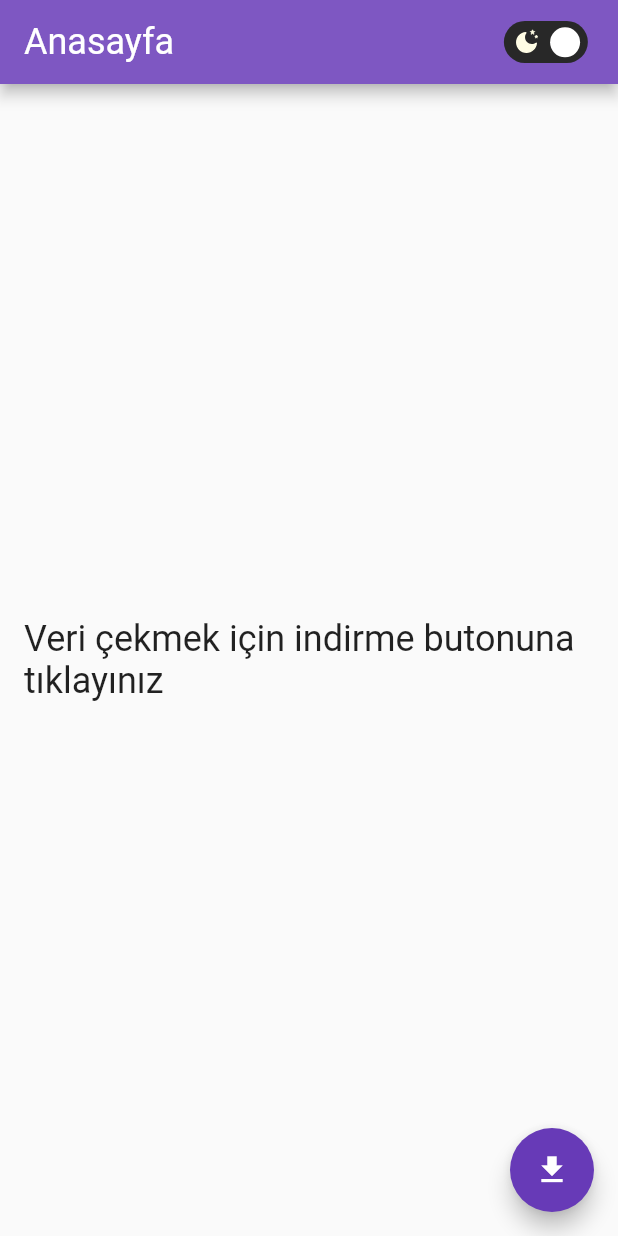
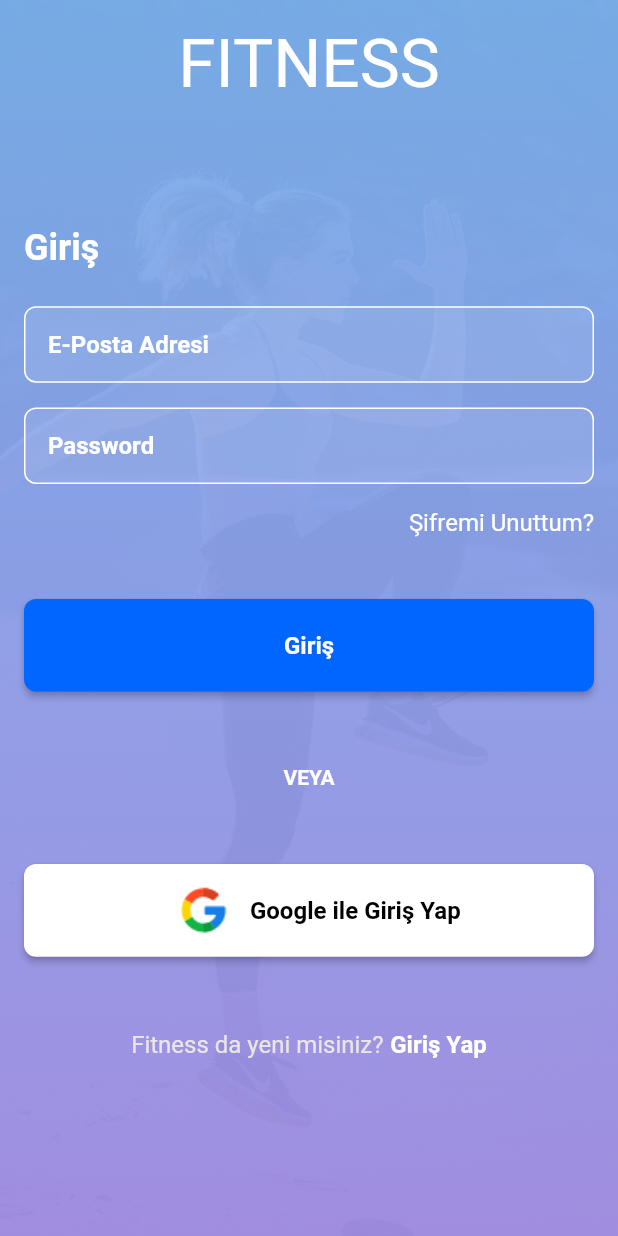
Before and after one commit to safauludogan/flutter-html-parser, a Flutter app: the screen it shows after launch, on a phone screen of 412 x 824 dp. Run offline on Flutter 3.47's test engine with Material 2 defaults, Android fonts, the phone set to English and light mode, and no system bars; our stand-ins replace connectivity_plus, flutter_mobx, lottie, mobx; generated files the repository leaves out were written again.

Commit message:
08.09.2022 Login design finish

```diff
--- /dev/null
+++ b/lib/core/constants/border_radius.dart
@@ -0,0 +1,5 @@
+import 'package:flutter/material.dart';
+
+class BorderRadiusItem extends BorderRadius {
+  BorderRadiusItem.lowCircular() : super.circular(8);
+}
--- a/lib/core/constants/colors.dart
+++ b/lib/core/constants/colors.dart
@@ -1,7 +1,11 @@
-import 'dart:ui';
-
 import 'package:flutter/material.dart';
 
 class ColorConstants {
   static Color primarySwatchColor = Colors.deepPurple;
+  static Color dullLavenderColor = const Color(0xff9f8ce3);
+  static Color aeroColor = const Color(0xff7ab1ed);
+  static Color blueColor = const Color(0xff0066ff);
+  static Color whiteColor = const Color.fromARGB(255, 255, 255, 255);
+  static Color blackColor = const Color.fromARGB(255, 0, 0, 0);
+  static Color greyColor = const Color.fromARGB(255, 235, 229, 229);
 }
--- a/lib/core/constants/padding_items.dart
+++ b/lib/core/constants/padding_items.dart
@@ -2,11 +2,13 @@ import 'package:flutter/cupertino.dart';
 
 class PaddingItems {
   PaddingItems._();
-  static var paddingScaffold = const EdgeInsets.symmetric(horizontal: 16);
-
+  static var paddingScaffold =
+      const EdgeInsets.symmetric(horizontal: 16, vertical: 16);
 
   static var paddingAllLow = const EdgeInsets.all(8.0);
   static var paddingAllMedium = const EdgeInsets.all(16.0);
+  static var paddingAllHigh = const EdgeInsets.all(24.0);
 
-    static var paddingBottomLow = const EdgeInsets.only(bottom: 8.0);
+  static var paddingBottomLow = const EdgeInsets.only(bottom: 8.0);
+  static var paddingTopLow = const EdgeInsets.only(bottom: 8.0);
 }
--- a/lib/core/constants/project_items.dart
+++ b/lib/core/constants/project_items.dart
@@ -4,10 +4,10 @@ class ProjectItems {
   static const String PROJECT_NAME = 'Html Parser';
   static const String no_internet_connection = 'İnternet bağlantısı yok';
 
-
-  //TODO: ANASAYFA
+  //ANASAYFA
   static const String home = 'Anasayfa';
-  static const String dataNotGetYet = 'Veri çekmek için indirme butonuna tıklayınız';
+  static const String dataNotGetYet =
+      'Veri çekmek için indirme butonuna tıklayınız';
   static const String noData = 'Veri yok';
   static const String exercise = 'Egzersiz';
   static const String targetMuscle = 'Hedef kas';
@@ -17,4 +17,15 @@ class ProjectItems {
   static const String force = 'Force';
   static const String experienceLevel = 'Zorluk seviyesi';
   static const String secondaryMuscles = '2.Kas grupları';
+
+  //LOGIN
+  static const String fitness = 'FITNESS';
+  static const String login = 'Giriş';
+  static const String email = 'E-Posta Adresi';
+  static const String password = 'Password';
+  static const String forgotPassword = 'Şifremi Unuttum?';
+  static const String or = 'VEYA';
+  static const String loginWithGoogle = 'Google ile Giriş Yap';
+  static const String newToFitness = 'Fitness da yeni misiniz?';
+  static const String signIn = 'Giriş Yap';
 }
--- /dev/null
+++ b/lib/core/widgets/custom_button.dart
@@ -0,0 +1,57 @@
+import 'package:flutter/material.dart';
+import 'package:flutter_html_parser/core/constants/border_radius.dart';
+import 'package:flutter_html_parser/core/constants/colors.dart';
+import 'package:flutter_html_parser/core/constants/height_weight.dart';
+import 'package:flutter_html_parser/core/utils/context_extension.dart';
+
+class CustomButton extends StatelessWidget {
+  const CustomButton(
+      {super.key,
+      required this.callback,
+      required this.text,
+      this.color,
+      this.imageAsset,
+      this.textColor = Colors.white});
+  final VoidCallback callback;
+  final String text;
+  final Color? color;
+  final Color? textColor;
+  final Widget? imageAsset;
+  @override
+  Widget build(BuildContext context) {
+    return ElevatedButton(
+        style: ButtonStyle(
+            shape: MaterialStateProperty.all<RoundedRectangleBorder>(
+                RoundedRectangleBorder(
+                    borderRadius: BorderRadiusItem.lowCircular())),
+            backgroundColor: MaterialStateProperty.all<Color>(
+                color ?? ColorConstants.blueColor)),
+        onPressed: callback,
+        child: SizedBox(
+            height: dynamicHeight(value: 0.075, context: context),
+            child: Center(
+                child: Row(
+              mainAxisAlignment: MainAxisAlignment.center,
+              children: [
+                imageAsset != null
+                    ? _buttonIcon(context)
+                    : const SizedBox.shrink(),
+                _buttonText(context),
+              ],
+            ))));
+  }
+
+  SizedBox _buttonIcon(BuildContext context) {
+    return SizedBox(
+                      height: dynamicHeight(value: 0.075, context: context),
+                      child: imageAsset);
+  }
+
+  Text _buttonText(BuildContext context) {
+    return Text(
+                text,
+                style: context.textTheme.subtitle1!
+                    .copyWith(color: textColor, fontWeight: FontWeight.w700),
+              );
+  }
+}
--- /dev/null
+++ b/lib/core/widgets/custom_text_field.dart
@@ -0,0 +1,46 @@
+import 'package:flutter/material.dart';
+import 'package:flutter_html_parser/core/constants/border_radius.dart';
+import 'package:flutter_html_parser/core/constants/padding_items.dart';
+import 'package:flutter_html_parser/core/utils/context_extension.dart';
+
+class CustomTextField extends StatelessWidget {
+  const CustomTextField(
+      {super.key,
+      required this.hintText,
+      this.autoFocus = false,
+      this.textStyle,
+      this.hintStyle,
+      this.borderRadius});
+  final hintText;
+  final autoFocus;
+  final textStyle;
+  final hintStyle;
+  final borderRadius;
+  @override
+  Widget build(BuildContext context) {
+    return TextField(
+      autofocus: autoFocus,
+      style: textStyle ??
+          context.textTheme.subtitle1!
+              .copyWith(color: Colors.white, fontWeight: FontWeight.bold),
+      decoration: InputDecoration(
+        border: const OutlineInputBorder(),
+        hintText: hintText,
+        hintStyle: hintStyle ??
+            context.textTheme.subtitle1!
+                .copyWith(color: Colors.white, fontWeight: FontWeight.bold),
+        filled: true,
+        contentPadding: PaddingItems.paddingAllMedium,
+        fillColor: Colors.white.withOpacity(0.09),
+        focusedBorder: OutlineInputBorder(
+          borderSide: const BorderSide(color: Colors.white),
+          borderRadius: borderRadius ?? BorderRadiusItem.lowCircular(),
+        ),
+        enabledBorder: OutlineInputBorder(
+          borderSide: const BorderSide(color: Colors.white),
+          borderRadius: borderRadius ?? BorderRadiusItem.lowCircular(),
+        ),
+      ),
+    );
+  }
+}
--- a/lib/core/widgets/image_widget.dart
+++ b/lib/core/widgets/image_widget.dart
@@ -1,18 +1,38 @@
 import 'package:flutter/material.dart';
 
-enum ImagePaths { image_404 }
+// ignore: constant_identifier_names
+enum ImagePaths { image_404, image_login, google_icon }
 
 extension ImageExtension on ImagePaths {
   String _path() {
     switch (this) {
       case ImagePaths.image_404:
         return name;
+      case ImagePaths.image_login:
+        return name;
+      case ImagePaths.google_icon:
+        return name;
     }
   }
 
   String get _imagePath => 'assets/image/${_path()}.jpg';
+  String get _imagePathPng => 'assets/icon/${_path()}.png';
 
-  Widget toWidget({double height = 150}) {
-    return Image.asset(_imagePath, height: height);
+  Widget toWidget(
+      {double? width,
+      double height = 150,
+      BoxFit? fit,
+      AlignmentGeometry? alignment}) {
+    return Image.asset(
+      _imagePath,
+      fit: fit ?? BoxFit.cover,
+      height: height,
+      width: width ?? 150,
+      alignment: alignment ?? Alignment.center,
+    );
+  }
+
+  Widget toIcon({BoxFit? fit, AlignmentGeometry? alignment}) {
+    return Image.asset(_imagePathPng);
   }
 }
--- /dev/null
+++ b/lib/feature/authentication/login/view/login_view.dart
@@ -0,0 +1,157 @@
+import 'package:flutter/material.dart';
+import 'package:flutter_html_parser/core/base/view/base_view.dart';
+import 'package:flutter_html_parser/core/constants/height_weight.dart';
+import 'package:flutter_html_parser/core/constants/padding_items.dart';
+import 'package:flutter_html_parser/core/constants/project_items.dart';
+import 'package:flutter_html_parser/core/widgets/image_widget.dart';
+import 'package:flutter_html_parser/core/utils/context_extension.dart';
+import '../../../../core/constants/colors.dart';
+import '../../../../core/widgets/custom_button.dart';
+import '../../../../core/widgets/custom_text_field.dart';
+import '../../../home/view/get_exercise_list_view.dart';
+import '../viewmodel/login_viewmodel.dart';
+
+class LoginView extends StatefulWidget {
+  const LoginView({Key? key}) : super(key: key);
+  @override
+  State<LoginView> createState() => _LoginViewState();
+}
+
+class _LoginViewState extends State<LoginView> {
+  late LoginViewModel viewModel;
+  @override
+  Widget build(BuildContext context) {
+    return BaseView<LoginViewModel>(
+      viewModel: LoginViewModel(),
+      onPageBuilder: (context, viewModel, isInternet) => _homeBody,
+      onModelReady: (model) {
+        model.setContext(context);
+        model.init(null);
+        viewModel = model;
+      },
+    );
+  }
+
+  Widget get _homeBody => SafeArea(
+        child: Scaffold(
+            body: Stack(children: [
+          Container(
+            decoration: BoxDecoration(
+                gradient: LinearGradient(
+                    begin: Alignment.topCenter,
+                    end: Alignment.bottomCenter,
+                    colors: [
+                  ColorConstants.aeroColor,
+                  ColorConstants.dullLavenderColor
+                ])),
+            child: Opacity(
+              opacity: 0.04,
+              child: ImagePaths.image_login.toWidget(
+                  height: context.mediaQuery.height,
+                  width: context.mediaQuery.width),
+            ),
+          ),
+          SingleChildScrollView(
+            child: Padding(
+              padding: PaddingItems.paddingScaffold,
+              child: Column(
+                mainAxisSize: MainAxisSize.max,
+                children: [
+                  _headerTitle(),
+                  SizedBox(height: dynamicHeight(value: 0.1, context: context)),
+                  _loginText(),
+                  SizedBox(
+                      height: dynamicHeight(value: 0.03, context: context)),
+                  const CustomTextField(hintText: ProjectItems.email),
+                  SizedBox(
+                      height: dynamicHeight(value: 0.02, context: context)),
+                  const CustomTextField(hintText: ProjectItems.password),
+                  SizedBox(
+                      height: dynamicHeight(value: 0.02, context: context)),
+                  _forgotPasswordText(),
+                  SizedBox(
+                      height: dynamicHeight(value: 0.05, context: context)),
+                  CustomButton(
+                    text: ProjectItems.login,
+                    callback: () {
+                      Navigator.of(context).push(MaterialPageRoute(
+                          builder: (context) => const ExerciseListView()));
+                    },
+                  ),
+                  SizedBox(
+                      height: dynamicHeight(value: 0.06, context: context)),
+                  _orText(),
+                  SizedBox(
+                      height: dynamicHeight(value: 0.06, context: context)),
+                  CustomButton(
+                    textColor: ColorConstants.blackColor,
+                    color: ColorConstants.whiteColor,
+                    imageAsset: ImagePaths.google_icon.toIcon(),
+                    text: ProjectItems.loginWithGoogle,
+                    callback: () {},
+                  ),
+                  SizedBox(
+                      height: dynamicHeight(value: 0.06, context: context)),
+                  Align(
+                    alignment: Alignment.bottomCenter,
+                    child: RichText(
+                      text: TextSpan(
+                        children: [
+                          TextSpan(
+                              text: ProjectItems.newToFitness,
+                              style: context.textTheme.titleMedium!
+                                  .copyWith(color: ColorConstants.greyColor)),
+                          const TextSpan(text: ' '),
+                          TextSpan(
+                            text: ProjectItems.signIn,
+                            style: context.textTheme.titleMedium!.copyWith(
+                                color: Colors.white,
+                                fontWeight: FontWeight.bold),
+                          ),
+                        ],
+                      ),
+                    ),
+                  )
+                ],
+              ),
+            ),
+          )
+        ])),
+      );
+
+  Text _orText() {
+    return Text(ProjectItems.or,
+        style: context.textTheme.bodyText2!.copyWith(
+            color: ColorConstants.whiteColor, fontWeight: FontWeight.bold));
+  }
+
+  Align _forgotPasswordText() {
+    return Align(
+      alignment: Alignment.centerRight,
+      child: Text(
+        ProjectItems.forgotPassword,
+        style: context.textTheme.titleMedium!.copyWith(color: Colors.white),
+      ),
+    );
+  }
+
+  Align _loginText() {
+    return Align(
+      alignment: Alignment.topLeft,
+      child: Text(
+        ProjectItems.login,
+        style: context.textTheme.headline5!
+            .copyWith(color: Colors.white, fontWeight: FontWeight.bold),
+      ),
+    );
+  }
+
+  Center _headerTitle() {
+    return Center(
+      child: Text(
+        ProjectItems.fitness,
+        style: context.textTheme.headline3!.copyWith(color: Colors.white),
+      ),
+    );
+  }
+}
--- /dev/null
+++ b/lib/feature/authentication/login/viewmodel/login_viewmodel.dart
@@ -0,0 +1,16 @@
+import 'package:flutter/cupertino.dart';
+import 'package:flutter_html_parser/core/base/viewmodel/base_view_model.dart';
+import 'package:mobx/mobx.dart';
+part 'login_viewmodel.g.dart';
+
+class LoginViewModel = _LoginViewModelBase with _$LoginViewModel;
+
+abstract class _LoginViewModelBase with Store, BaseViewModel {
+  @override
+  void setContext(BuildContext context) => baseContext = context;
+
+    @override
+  void init(TickerProvider? tickerProvider) {
+
+  }
+}
--- a/lib/main.dart
+++ b/lib/main.dart
@@ -2,7 +2,7 @@ import 'package:flutter/material.dart';
 import 'package:flutter_html_parser/core/constants/project_items.dart';
 import 'package:flutter_html_parser/core/utils/context_extension.dart';
 import 'package:flutter_mobx/flutter_mobx.dart';
-import 'feature/home/view/get_exercise_list_view.dart';
+import 'feature/authentication/login/view/login_view.dart';
 
 void main() => runApp(const MyApp());
 
@@ -17,7 +17,7 @@ class MyApp extends StatelessWidget {
         title: ProjectItems.PROJECT_NAME,
         theme: context.theme,
         home: const Scaffold(
-          body: ExerciseListView(),
+          body: LoginView(),
         ),
       ),
     );
--- a/lib/service/service.dart
+++ b/lib/service/service.dart
@@ -1,3 +1,4 @@
+import 'package:flutter/material.dart';
 import 'package:flutter_html_parser/feature/home/model/body_building_model.dart';
 import 'package:flutter_html_parser/service/i_service.dart';
 import 'package:flutter_html_parser/service/project_manager.dart';
@@ -26,11 +27,14 @@ enum ApiPath {
   palmarFascia,
   plantarFascia,
   quads,
-  shoulders
+  shoulders,
+  traps,
+  triceps
 }
 
 extension ExtensionApiQuery on ApiPath {
   String _path() {
+    int pageValue = 0;
     switch (this) {
       case ApiPath.abductors:
         return '$name.html';
@@ -54,6 +58,8 @@ extension ExtensionApiQuery on ApiPath {
         return 'hip-flexors';
       case ApiPath.itBand:
         return 'it-band';
+      case ApiPath.lats:
+        return name;
       case ApiPath.lowerBack:
         return 'lower-back';
       case ApiPath.middleBack:
@@ -68,24 +74,51 @@ extension ExtensionApiQuery on ApiPath {
         return 'plantar-fascia';
       case ApiPath.quads:
         return name;
+      case ApiPath.shoulders:
+        return name;
+      case ApiPath.traps:
+        return name;
+      case ApiPath.triceps:
+        return name;
       default:
         return ApiQuery.exercises.name;
     }
   }
 
-  String get queryPath => _path();
+  String queryPath(pageValue) {
+    return '${_path()}&page=$pageValue';
+  }
 }
 
 class Service extends IService {
+  int pageCount = 0;
   List<BodyBuildingModel> bodyBuildingModel = [];
 
   @override
   Future<List<BodyBuildingModel>> fetchData() async {
+    debugPrint('Başlangıç saati ${DateTime.now()}');
     bodyBuildingModel.clear();
+    ApiPath apiPath;
+    for (int i = 0; i < ApiPath.values.length; i++) {
+      apiPath = ApiPath.values[i];
+      debugPrint(
+          '----------------------------------------------------------------$apiPath----------------------------------------------------------------');
       Uri url = Uri.parse(
-        '${ProjectManager.baseUrl}/${ApiQuery.exercises.name}/${ApiPath.middleBack.queryPath}');
+          '${ProjectManager.baseUrl}/${ApiQuery.exercises.name}/${apiPath.queryPath(0)}');
       var document = parse((await http.Client().get(url)).body);
+      try {
+        pageCount = document
+            .getElementsByClassName('item-list')[0]
+            .getElementsByClassName('pager-item')
+            .length;
+      } catch (_) {
+        pageCount = 0;
+      }
 
+      for (int i = 0; i <= pageCount; i++) {
+        Uri url = Uri.parse(
+            '${ProjectManager.baseUrl}/${ApiQuery.exercises.name}/${apiPath.queryPath(i)}');
+        var document = parse((await http.Client().get(url)).body);
         for (int i = 0;
             i < document.getElementsByClassName('node-title').length;
             i++) {
@@ -95,6 +128,10 @@ class Service extends IService {
               .attributes['href']
               .toString());
         }
+      }
+    }
+    debugPrint('Bitiş saati ${DateTime.now()}');
+    debugPrint(bodyBuildingModel.length.toString());
     return bodyBuildingModel;
   }
 
@@ -165,5 +202,6 @@ class Service extends IService {
       secondaryMuscles: (SecondaryMuscles(
           element: newList[6].toString().split(',').toString())),
     ));
+    debugPrint(exerciseName);
   }
 }
--- a/pubspec.yaml
+++ b/pubspec.yaml
@@ -77,6 +77,7 @@ flutter:
   assets:
     - assets/lottie/
     - assets/image/
+    - assets/icon/
 
   # An image asset can refer to one or more resolution-specific "variants", see
   # https://flutter.dev/assets-and-images/#resolution-aware
```
Also changed, not shown: assets/icon/google_icon.png (added), assets/image/image_login.jpg (added), lib/feature/authentication/login/viewmodel/login_viewmodel.g.dart (added). Lines whose indentation alone changed are shown as unchanged.
